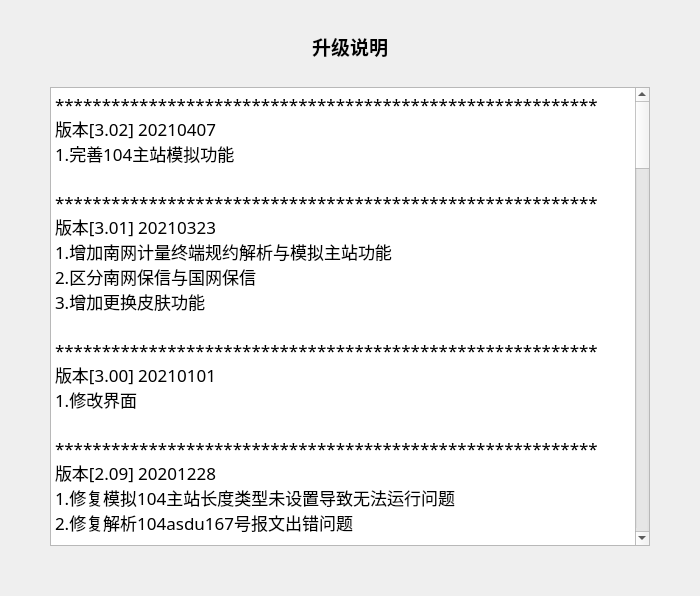
This is src/interface/dlgchangelog.ui in whx110123/PDTool as Qt 5 draws it before an edit. The edited form follows.
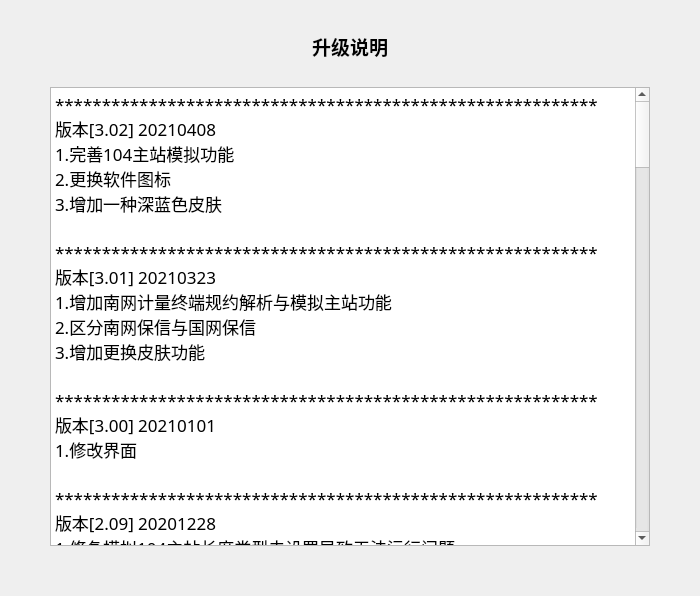
This is the edited form.

Patch:
```diff
--- a/src/interface/dlgchangelog.ui
+++ b/src/interface/dlgchangelog.ui
@@ -66,8 +66,10 @@
      </property>
      <property name="plainText">
       <string>**********************************************************
-版本[3.02] 20210407
+版本[3.02] 20210408
 1.完善104主站模拟功能
+2.更换软件图标
+3.增加一种深蓝色皮肤
 
 **********************************************************
 版本[3.01] 20210323
```
